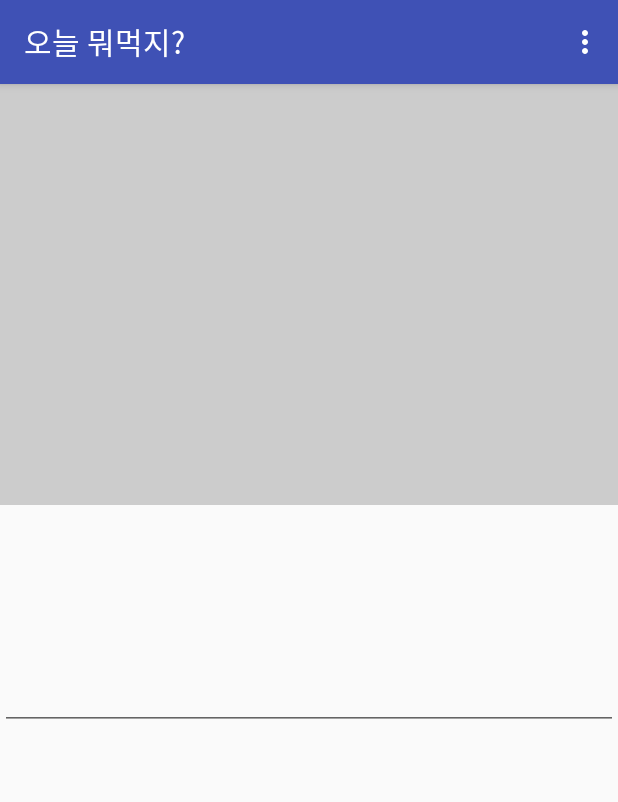
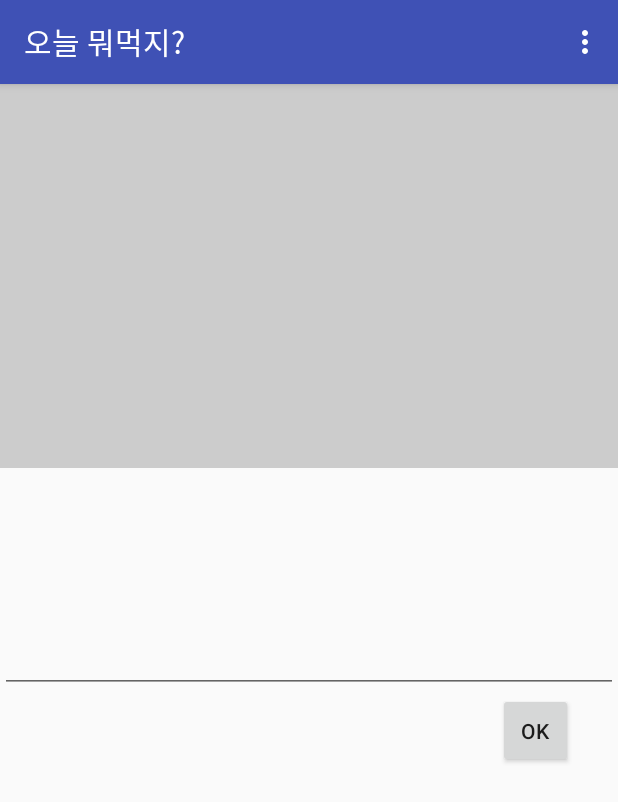
Before and after one commit to aksmfdl95/WhatAreYouEatingToday-master, an Android app: the BordActivity screen opened directly, with no data from a screen before it, on a phone screen of 412 x 824 dp. Shown: the top 802 px of the screen. Run offline under Robolectric (Android 15) with nearby library versions, the phone set to English and light mode, and no system bars; our stand-ins replace CircleImageView.

Commit message:
first commit

```diff
--- a/app/src/main/res/layout/activity_bord.xml
+++ b/app/src/main/res/layout/activity_bord.xml
@@ -37,7 +37,17 @@
 
         <EditText
             android:layout_width="match_parent"
-            android:layout_height="150dp" />
+            android:layout_height="150dp"
+            android:inputType="text"
+            />
+
+        <Button
+            android:layout_width="50dp"
+            android:layout_height="50dp"
+            android:text="OK"
+            android:layout_gravity="end"
+            android:layout_marginRight="30dp"
+            android:onClick="clickOK"/>
 
     </LinearLayout>
 
--- a/app/src/main/res/layout/recy.xml
+++ b/app/src/main/res/layout/recy.xml
@@ -2,6 +2,8 @@
 <RelativeLayout xmlns:android="http://schemas.android.com/apk/res/android"
     android:layout_width="match_parent"
     android:layout_height="match_parent">
+
+
     <TextView
         android:id="@+id/tvMsg"
         android:layout_width="match_parent"
```
Also changed, not shown: app/src/main/java/com/hnsky/whatareyoueatingtoday/BordActivity.java (+6 -1 lines), app/src/main/java/com/hnsky/whatareyoueatingtoday/MapActivity.java (+14 -6 lines).
